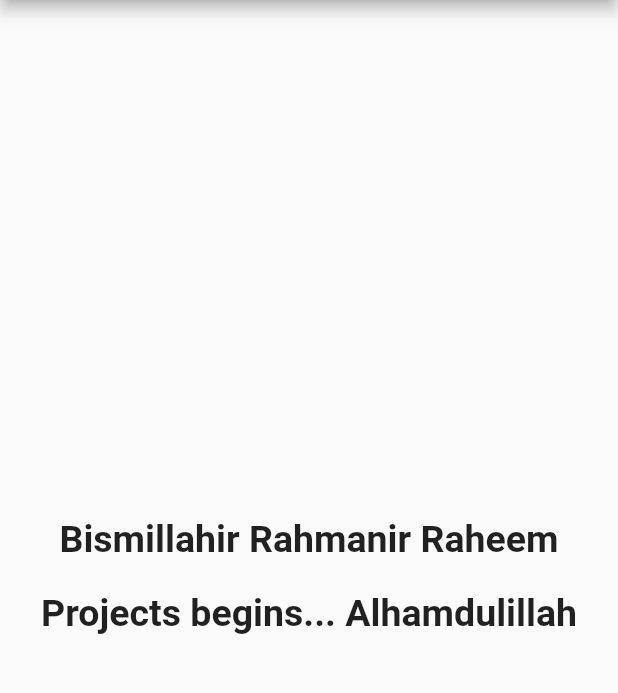
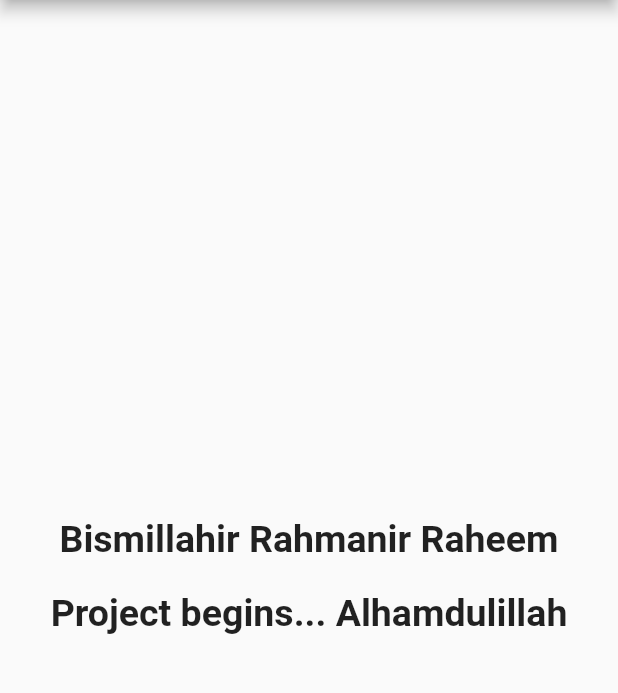
Before and after one commit to FaheemJawfar/sinhala_quran, a Flutter app: the screen it shows after launch, on a phone screen of 412 x 824 dp, the part 84-777 px from its top. Run offline on Flutter 3.47's test engine with Material 2 defaults, Android fonts, the phone set to English and light mode, and no system bars.

Commit message:
Project starts from today.. Alhamdulillah

```diff
--- a/lib/home_page.dart
+++ b/lib/home_page.dart
@@ -31,7 +31,7 @@ class _MyHomePageState extends State<MyHomePage> {
             SizedBox(height: 20,),
 
             Text(
-              'Projects begins... Alhamdulillah',style: TextStyle(fontSize: 25,fontWeight: FontWeight.bold),
+              'Project begins... Alhamdulillah',style: TextStyle(fontSize: 25,fontWeight: FontWeight.bold),
             ),
           ],
         ),
```
